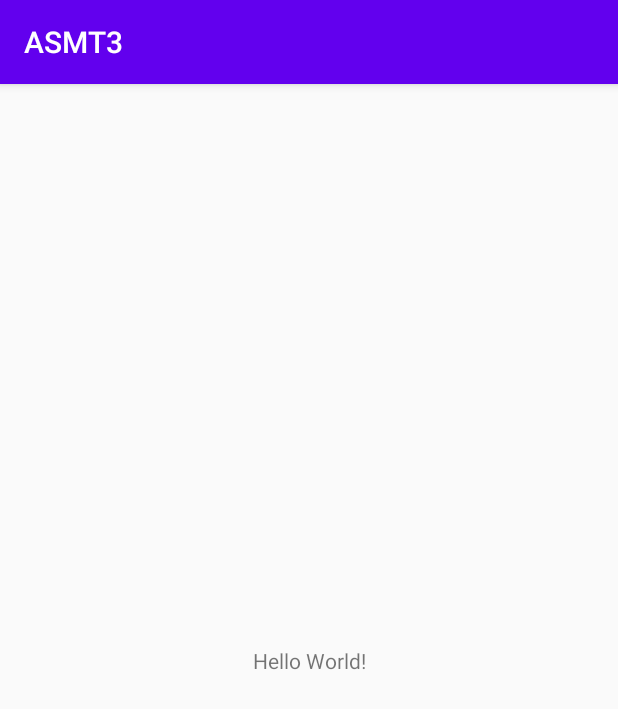
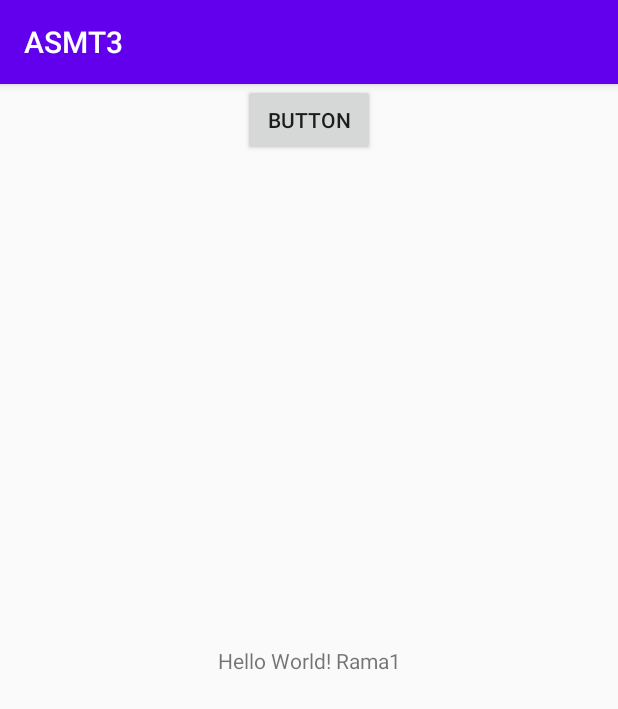
Before and after one commit to clairgon/AMST3, an Android app: the screen it shows after launch (MainActivity), on a phone screen of 412 x 824 dp. Shown: the top 709 px of the screen. Run offline under Robolectric (Android 15) with nearby library versions, the phone set to English and light mode, and no system bars.

Commit message:
cambios a mi rama

```diff
--- a/app/src/main/res/layout/activity_main.xml
+++ b/app/src/main/res/layout/activity_main.xml
@@ -6,10 +6,19 @@
     android:layout_height="match_parent"
     tools:context=".MainActivity">
 
+    <Button
+        android:id="@+id/button"
+        android:layout_width="wrap_content"
+        android:layout_height="wrap_content"
+        android:text="Button"
+        app:layout_constraintEnd_toEndOf="parent"
+        app:layout_constraintStart_toStartOf="parent"
+        tools:layout_editor_absoluteY="401dp" />
+
     <TextView
         android:layout_width="wrap_content"
         android:layout_height="wrap_content"
-        android:text="Hello World!"
+        android:text="Hello World! Rama1"
         app:layout_constraintBottom_toBottomOf="parent"
         app:layout_constraintLeft_toLeftOf="parent"
         app:layout_constraintRight_toRightOf="parent"
```
